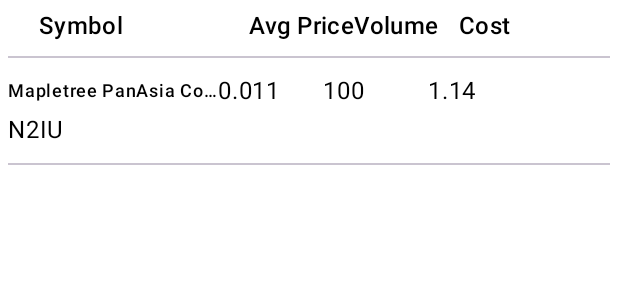
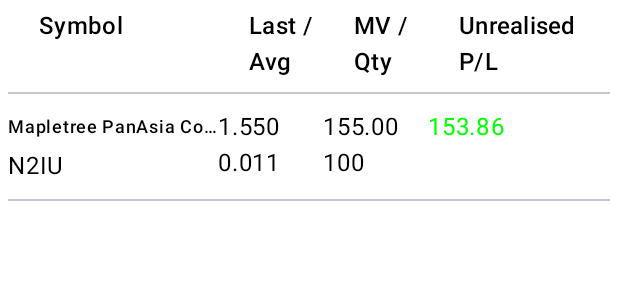
Before and after one commit to PohAnson/StockPortfolio, an Android app built with Jetpack Compose: the @Preview function PortfolioTablePreview, on a phone screen of 412 x 824 dp. Shown: the top 300 px of the screen. Run offline under Robolectric (Android 15) with nearby library versions, the phone set to English and light mode, and no system bars; network calls fail.

Commit message:
Added Unrealised P/L to app

```diff
--- a/OwlioApp/app/src/main/java/com/example/owlio/data/StockInfoRepo.kt
+++ b/OwlioApp/app/src/main/java/com/example/owlio/data/StockInfoRepo.kt
@@ -1,5 +1,9 @@
 package com.example.owlio.data
 
+import kotlinx.coroutines.Dispatchers
+import kotlinx.coroutines.runBlocking
+import kotlinx.coroutines.withContext
+import org.jsoup.Jsoup
 import javax.inject.Inject
 
 class StockInfoRepo @Inject constructor(private val stockInfoDao: StockInfoDao) {
@@ -7,4 +11,17 @@ class StockInfoRepo @Inject constructor(private val stockInfoDao: StockInfoDao)
     suspend fun getStockInfoByCode(tradingCode: String) =
         stockInfoDao.getStockInfoByCode(tradingCode = tradingCode)
 
+    fun getCurrentPrice(stockCode: String): Float {
+        // assumed that negative current price means that it cannot be found
+        val symbol = "$stockCode.SI"
+        val doc = runBlocking {
+            withContext(Dispatchers.Default) {
+                Jsoup.connect("https://finance.yahoo.com/quote/${symbol}").get()
+            }
+        }
+        return doc.selectXpath("//fin-streamer[@data-field='regularMarketPrice'][@data-symbol='${symbol}']")
+            .text().ifEmpty { "-1" }.toFloat()
+    }
+
+
 }
--- a/OwlioApp/app/src/main/java/com/example/owlio/model/PortfolioRowData.kt
+++ b/OwlioApp/app/src/main/java/com/example/owlio/model/PortfolioRowData.kt
@@ -1,8 +1,16 @@
 package com.example.owlio.model
 
 data class PortfolioRowData(
-    val stockName: String, val stockCode: String, val volume: Int, val cost: Float
+    val stockName: String,
+    val stockCode: String,
+    val volume: Int,
+    val cost: Float,
+    val lastPrice: Float,
 ) {
+    val marketValue: Float
+        get() = volume * lastPrice
+    val unrealisedPnl: Float
+        get() = marketValue - cost
     val avgPrice: Float
         get() = if (volume == 0) 0f else cost / volume
 }
--- a/OwlioApp/app/src/main/java/com/example/owlio/ui/screen/portfolio/PortfolioTable.kt
+++ b/OwlioApp/app/src/main/java/com/example/owlio/ui/screen/portfolio/PortfolioTable.kt
@@ -15,6 +15,7 @@ import androidx.compose.material3.Text
 import androidx.compose.runtime.Composable
 import androidx.compose.ui.Alignment
 import androidx.compose.ui.Modifier
+import androidx.compose.ui.graphics.Color
 import androidx.compose.ui.text.font.FontWeight
 import androidx.compose.ui.text.style.TextOverflow
 import androidx.compose.ui.tooling.preview.Preview
@@ -35,14 +36,19 @@ fun PortfolioTable(portfolioRowDataList: List<PortfolioRowData>, modifier: Modif
         }
     }
 
-    val headerTitle: List<String> = listOf("Symbol", "Avg Price", "Volume", "Cost")
+    val headerTitle: List<String> =
+        listOf("Symbol", "Last /\nAvg", "MV /\nQty", "Unrealised P/L")
 
     Column(
         modifier
             .fillMaxSize()
             .padding(5.dp), horizontalAlignment = Alignment.CenterHorizontally
     ) {
-        Row {
+        Row(
+            modifier = Modifier.padding(
+                0.dp
+            )
+        ) {
             headerTitle.forEachIndexed { index, title ->
                 Text(
                     title,
@@ -82,25 +88,53 @@ fun PortfolioRow(portfolioRowData: PortfolioRowData, cellWidth: (Int) -> Dp) {
             Text(text = portfolioRowData.stockCode, style = cellTextStyle)
         }
 
-        // Avg Price
+        // Last/Avg Price
+        Column(
+            modifier = Modifier.width(cellWidth(1)),
+        ) {
+            // Last
+            if (portfolioRowData.lastPrice < 0)
+                Text("--", color = Color.Gray)
+            else
+                Text(
+                    "%.3f".format(portfolioRowData.lastPrice),
+                    style = cellTextStyle
+                )
+            // Avg
             Text(
                 "%.3f".format(portfolioRowData.avgPrice),
-            modifier = Modifier.width(cellWidth(1)),
                 style = cellTextStyle
             )
+        }
 
+        // MV/Volume
+        Column(
+            modifier = Modifier.width(cellWidth(1)),
+        ) {
+            // Market Value
+            if (portfolioRowData.lastPrice < 0)
+                Text("--", color = Color.Gray)
+            else
+                Text(
+                    "%.2f".format(portfolioRowData.marketValue),
+                    style = cellTextStyle
+                )
             // Volume
             Text(
                 portfolioRowData.volume.toString(),
-            modifier = Modifier.width(cellWidth(2)),
                 style = cellTextStyle
             )
+        }
 
-        // Total Cost
+        // Unrealised P/L
+        if (portfolioRowData.lastPrice < 0)
+            Text("--", color = Color.Gray)
+        else
             Text(
-            "%.2f".format(portfolioRowData.cost),
+                "%.2f".format(portfolioRowData.unrealisedPnl),
                 modifier = Modifier.width(cellWidth(3)),
-            style = cellTextStyle
+                style = cellTextStyle,
+                color = if (portfolioRowData.unrealisedPnl < 0) Color.Red else Color.Green
             )
 
 
@@ -112,7 +146,7 @@ fun PortfolioRow(portfolioRowData: PortfolioRowData, cellWidth: (Int) -> Dp) {
 fun PortfolioTablePreview() {
     PortfolioTable(
         listOf(
-            PortfolioRowData("Mapletree PanAsia Com Tr", "N2IU", 100, 1.143f)
+            PortfolioRowData("Mapletree PanAsia Com Tr", "N2IU", 100, 1.143f, 1.55f)
         )
     )
 }
--- a/OwlioApp/app/src/main/java/com/example/owlio/ui/screen/portfolio/PortfolioViewModel.kt
+++ b/OwlioApp/app/src/main/java/com/example/owlio/ui/screen/portfolio/PortfolioViewModel.kt
@@ -23,10 +23,10 @@ import javax.inject.Inject
 @OptIn(ExperimentalCoroutinesApi::class)
 @HiltViewModel
 class PortfolioViewModel @Inject constructor(
-    stockInfoRepo: StockInfoRepo, val transactionRepo: TransactionRepo
+    private val stockInfoRepo: StockInfoRepo, private val transactionRepo: TransactionRepo
 ) : ViewModel() {
     var isLoading by mutableStateOf(true)
-    val stockInfoMapping: Flow<Map<String, StockInfo>> = stockInfoRepo.getAllStock()
+    private val stockInfoMapping: Flow<Map<String, StockInfo>> = stockInfoRepo.getAllStock()
         .mapLatest { stockInfo -> stockInfo.associateBy { it.tradingCode } }
     val portfolioRowDataState = getPortfolioRows(tabulateTransactions(), stockInfoMapping)
 
@@ -53,6 +53,7 @@ class PortfolioViewModel @Inject constructor(
                     it.key,
                     it.value["volume"] as Int,
                     it.value["cost"] as Float,
+                    stockInfoRepo.getCurrentPrice(it.key)
                 )
             }.also { isLoading = false }
 
```
Also changed, not shown: OwlioApp/gradle.properties (line endings or trailing spaces). Lines whose indentation alone changed are shown as unchanged.
